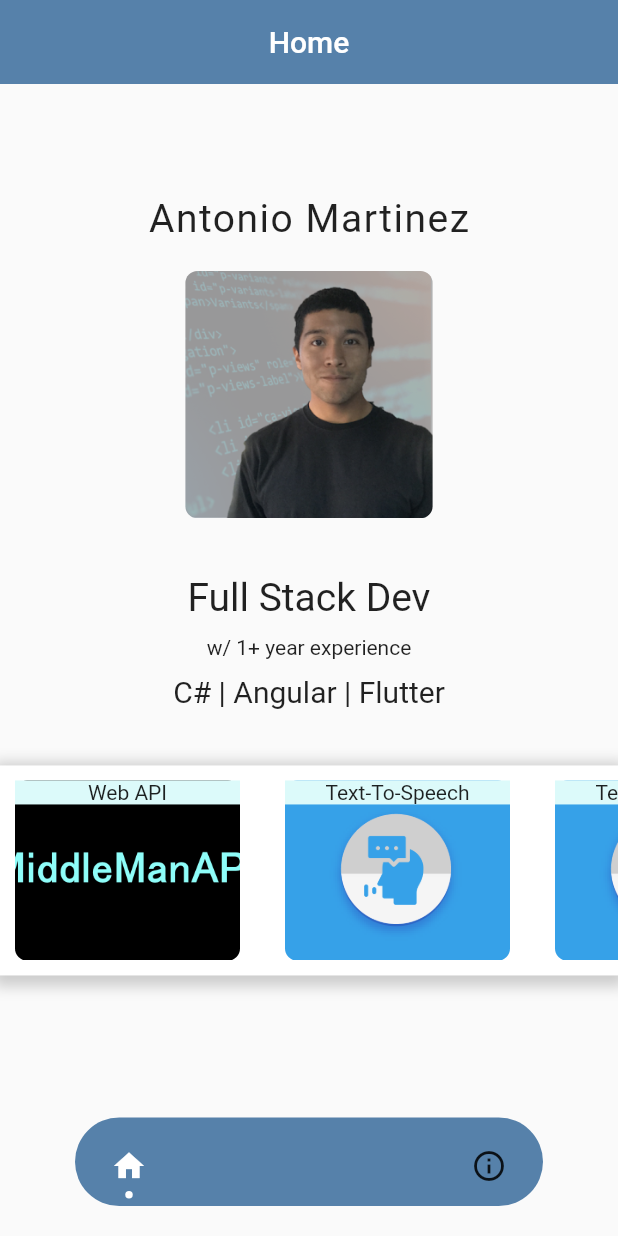
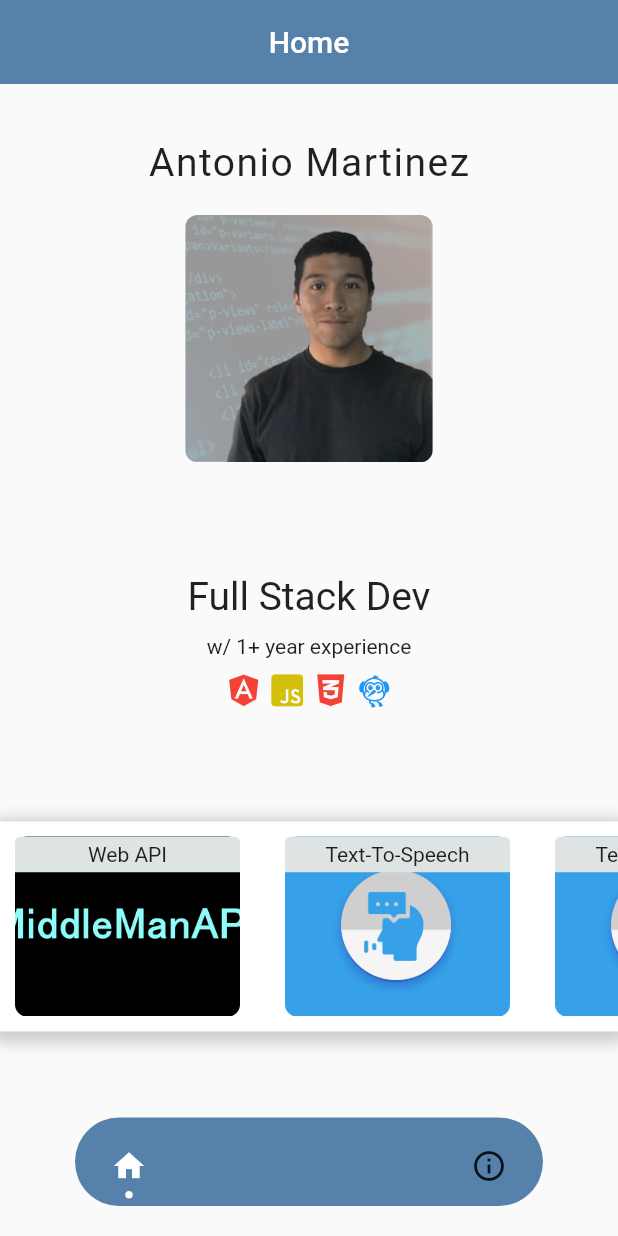
Before and after one commit to op3n-signal/resume, a Flutter app: the screen it shows after launch, on a phone screen of 412 x 824 dp. Run offline on Flutter 3.47's test engine with Material 2 defaults, Android fonts, the phone set to English and light mode, and no system bars; drawn by our look-alikes of dot_navigation_bar; our stand-ins replace get, get_storage; missing offline and left inert: flutter_animator; Roboto replaces fonts that are missing (Trajan Pro).

Commit message:
add icons

```diff
--- /dev/null
+++ b/lib/custom_icons_icons.dart
@@ -0,0 +1,31 @@
+/// Flutter icons CustomIcons
+/// Copyright (C) 2023 by original authors @ fluttericon.com, fontello.com
+/// This font was generated by FlutterIcon.com, which is derived from Fontello.
+///
+/// To use this font, place it in your fonts/ directory and include the
+/// following in your pubspec.yaml
+///
+/// flutter:
+///   fonts:
+///    - family:  CustomIcons
+///      fonts:
+///       - asset: fonts/CustomIcons.ttf
+///
+///
+/// * Font Awesome 5, Copyright (C) 2016 by Dave Gandy
+///         Author:    Dave Gandy
+///         License:   SIL (https://github.com/FortAwesome/Font-Awesome/blob/master/LICENSE.txt)
+///         Homepage:  http://fortawesome.github.com/Font-Awesome/
+///
+import 'package:flutter/widgets.dart';
+
+class CustomIcons {
+  CustomIcons._();
+
+  static const _kFontFam = 'CustomIcons';
+  static const String? _kFontPkg = null;
+
+  static const IconData css3_alt = IconData(0xf38b, fontFamily: _kFontFam, fontPackage: _kFontPkg);
+  static const IconData js_square = IconData(0xf3b9, fontFamily: _kFontFam, fontPackage: _kFontPkg);
+  static const IconData angular = IconData(0xf420, fontFamily: _kFontFam, fontPackage: _kFontPkg);
+}
--- a/lib/screens/home_screen.dart
+++ b/lib/screens/home_screen.dart
@@ -1,6 +1,6 @@
 import 'package:flutter/material.dart';
 import 'package:flutter_animator/flutter_animator.dart';
-import 'package:portfolio/controllers/settings_controller.dart';
+import 'package:portfolio/custom_icons_icons.dart';
 import 'package:portfolio/screens/styles/style_data.dart';
 import 'package:portfolio/widget/appbar.dart';
 import 'package:portfolio/widget/navigation.dart';
@@ -16,7 +16,7 @@ class HomeScreen extends StatelessWidget {
     return Scaffold(
       appBar: appBar(title),
       body: Column(
-        mainAxisAlignment: MainAxisAlignment.center,
+        mainAxisAlignment: MainAxisAlignment.spaceEvenly,
         children: [
           Container(
             child: Column(
@@ -54,7 +54,20 @@ class HomeScreen extends StatelessWidget {
                 SizedBox(height: 10,),
                 Center(child: Text('w/ 1+ year experience')),
                 SizedBox(height: 10,),
-                Center(child: Text('C# | Angular | Flutter', style: TextStyle(fontSize: Styles.Regular),)),
+                Center(
+                  child: Row(
+                    mainAxisAlignment: MainAxisAlignment.center,
+                    children: [
+                      Icon(CustomIcons.angular, color: Colors.red),
+                      SizedBox(width: 5,),
+                      Icon(CustomIcons.js_square, color: Color.fromARGB(255, 212, 192, 11)),
+                      SizedBox(width: 5,),
+                      Icon(CustomIcons.css3_alt, color: Colors.red),
+                      SizedBox(width: 5,),
+                      Icon(Icons.flutter_dash, color: Colors.blue),
+                    ],
+                  )
+                ),
               ],
             ),
           ),
--- a/lib/widget/project.dart
+++ b/lib/widget/project.dart
@@ -25,8 +25,14 @@ class Project extends StatelessWidget {
                   fit: BoxFit.cover,
                 )
               ),
-              Container(
-                color: Color.fromRGBO(220, 250, 250, 1),
+              ClipRRect(
+                borderRadius: BorderRadius.only(
+                  topLeft: Radius.circular(4),
+                  topRight: Radius.circular(4),
+                ),
+                child: Container(
+                  color: Color.fromRGBO(222, 228, 228, 1),
+                  padding: EdgeInsets.all(4),
                   width: 150,
                   alignment: Alignment.topCenter,
                   child: Text(
@@ -36,6 +42,7 @@ class Project extends StatelessWidget {
                     ),
                   ),
                 )
+              )
           ],
         )
         ]
--- a/pubspec.yaml
+++ b/pubspec.yaml
@@ -53,7 +53,6 @@ flutter:
     - assets/images/unname.jpg
     - assets/images/api.png
     - assets/images/tts.png
-  #   - images/a_dot_ham.jpeg
 
   # An image asset can refer to one or more resolution-specific "variants", see
   # https://flutter.dev/assets-and-images/#resolution-aware.
@@ -66,7 +65,10 @@ flutter:
   # "family" key with the font family name, and a "fonts" key with a
   # list giving the asset and other descriptors for the font. For
   # example:
-  #fonts:
+  fonts:
+    - family:  CustomIcons
+      fonts:
+        - asset: assets/fonts/CustomIcons.ttf
 
   #
   # For details regarding fonts from package dependencies,
```
Also changed, not shown: config.json (added, +28 -0 lines), assets/fonts/CustomIcons.ttf (added). Lines whose indentation alone changed are shown as unchanged.
